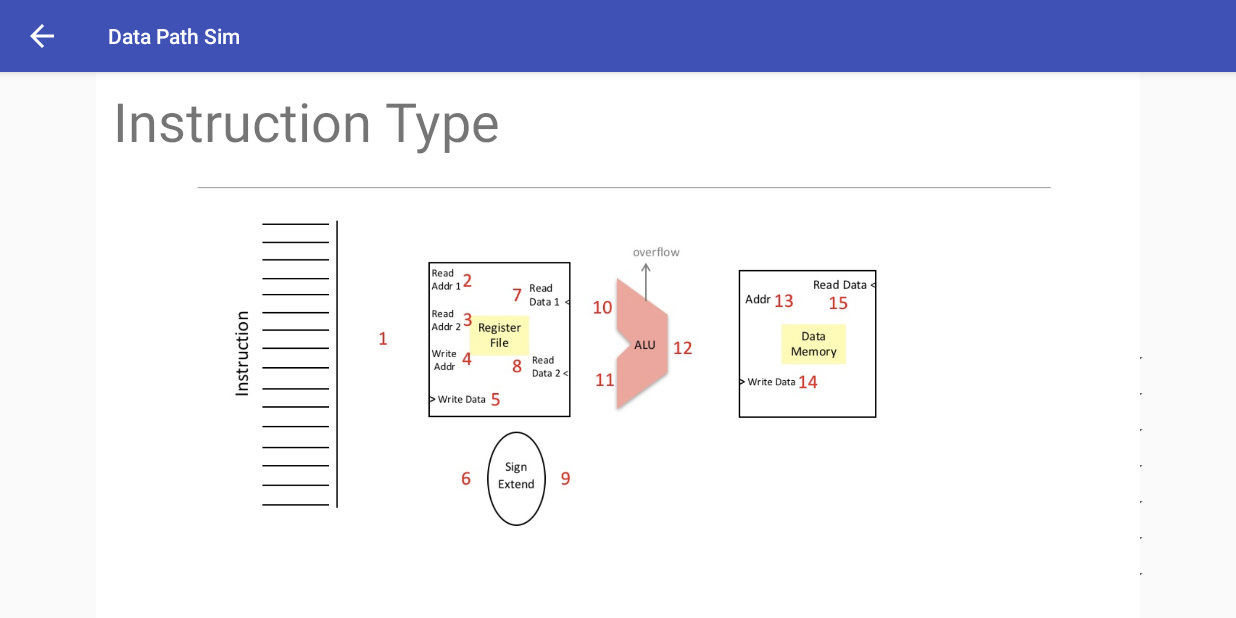
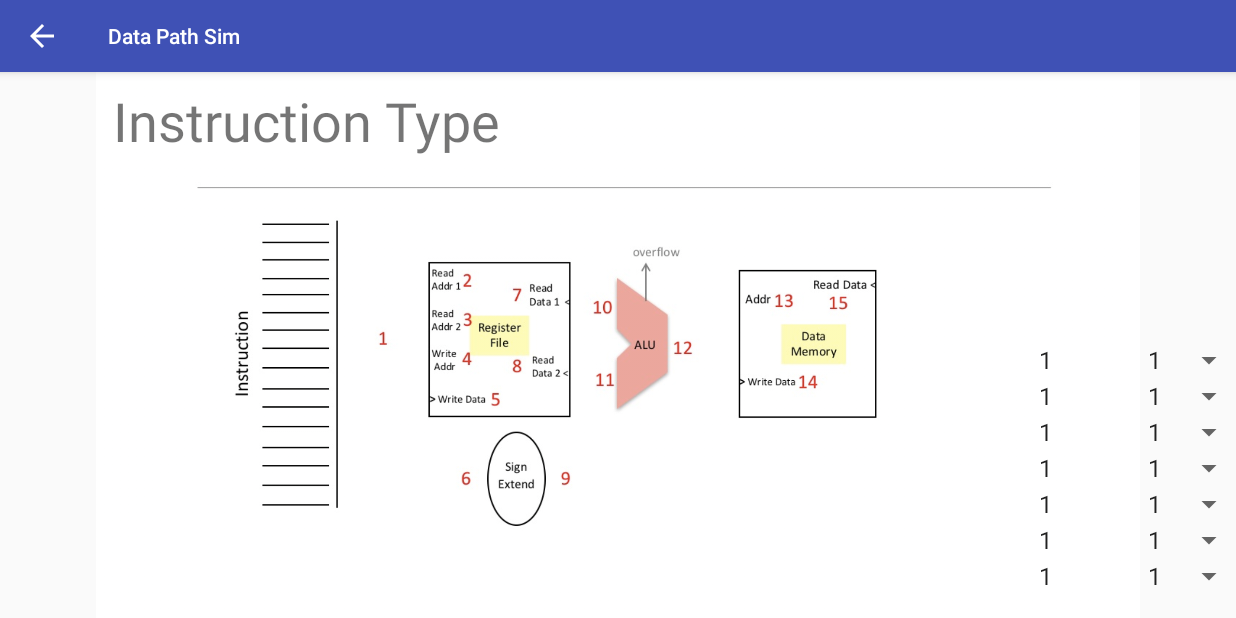
Before and after one commit to PenguinTamer/DataPathSimulator, an Android app: the Sim screen opened directly, with no data from a screen before it, on a phone screen of 824 x 412 dp (held sideways). Run offline under Robolectric (Android 15) with nearby library versions, the light colour scheme and no system bars.

Commit message:
Merge remote-tracking branch 'origin/master'
# Conflicts:
#	.idea/caches/build_file_checksums.ser
#	.idea/vcs.xml

```diff
--- a/app/src/main/res/layout/activity_sim.xml
+++ b/app/src/main/res/layout/activity_sim.xml
@@ -49,12 +49,16 @@
                     android:id="@+id/spinner19"
                     android:layout_width="match_parent"
                     android:layout_height="wrap_content"
+                    android:entries="@array/simQuestionChoices"
+                    android:prompt="@string/prompt1"
                     android:layout_weight="1" />
 
                 <Spinner
                     android:id="@+id/spinner20"
                     android:layout_width="match_parent"
                     android:layout_height="wrap_content"
+                    android:entries="@array/simQuestionChoices"
+                    android:prompt="@string/prompt2"
                     android:layout_weight="1" />
             </LinearLayout>
         </TableRow>
@@ -72,12 +76,16 @@
                     android:id="@+id/spinner17"
                     android:layout_width="match_parent"
                     android:layout_height="wrap_content"
+                    android:entries="@array/simQuestionChoices"
+                    android:prompt="@string/prompt1"
                     android:layout_weight="1" />
 
                 <Spinner
                     android:id="@+id/spinner18"
                     android:layout_width="match_parent"
                     android:layout_height="wrap_content"
+                    android:entries="@array/simQuestionChoices"
+                    android:prompt="@string/prompt2"
                     android:layout_weight="1" />
             </LinearLayout>
         </TableRow>
@@ -95,12 +103,16 @@
                     android:id="@+id/spinner15"
                     android:layout_width="match_parent"
                     android:layout_height="wrap_content"
+                    android:entries="@array/simQuestionChoices"
+                    android:prompt="@string/prompt1"
                     android:layout_weight="1" />
 
                 <Spinner
                     android:id="@+id/spinner16"
                     android:layout_width="match_parent"
                     android:layout_height="wrap_content"
+                    android:entries="@array/simQuestionChoices"
+                    android:prompt="@string/prompt2"
                     android:layout_weight="1" />
             </LinearLayout>
         </TableRow>
@@ -118,12 +130,16 @@
                     android:id="@+id/spinner13"
                     android:layout_width="match_parent"
                     android:layout_height="wrap_content"
+                    android:entries="@array/simQuestionChoices"
+                    android:prompt="@string/prompt1"
                     android:layout_weight="1" />
 
                 <Spinner
                     android:id="@+id/spinner14"
                     android:layout_width="match_parent"
                     android:layout_height="wrap_content"
+                    android:entries="@array/simQuestionChoices"
+                    android:prompt="@string/prompt2"
                     android:layout_weight="1" />
             </LinearLayout>
         </TableRow>
@@ -141,12 +157,16 @@
                     android:id="@+id/spinner7"
                     android:layout_width="match_parent"
                     android:layout_height="match_parent"
+                    android:entries="@array/simQuestionChoices"
+                    android:prompt="@string/prompt1"
                     android:layout_weight="1" />
 
                 <Spinner
                     android:id="@+id/spinner8"
                     android:layout_width="match_parent"
                     android:layout_height="match_parent"
+                    android:entries="@array/simQuestionChoices"
+                    android:prompt="@string/prompt2"
                     android:layout_weight="1" />
             </LinearLayout>
         </TableRow>
@@ -164,12 +184,16 @@
                     android:id="@+id/spinner11"
                     android:layout_width="match_parent"
                     android:layout_height="wrap_content"
+                    android:entries="@array/simQuestionChoices"
+                    android:prompt="@string/prompt1"
                     android:layout_weight="1" />
 
                 <Spinner
                     android:id="@+id/spinner12"
                     android:layout_width="match_parent"
                     android:layout_height="wrap_content"
+                    android:entries="@array/simQuestionChoices"
+                    android:prompt="@string/prompt2"
                     android:layout_weight="1" />
             </LinearLayout>
         </TableRow>
@@ -187,12 +211,16 @@
                     android:id="@+id/spinner9"
                     android:layout_width="match_parent"
                     android:layout_height="wrap_content"
+                    android:entries="@array/simQuestionChoices"
+                    android:prompt="@string/prompt1"
                     android:layout_weight="1" />
 
                 <Spinner
                     android:id="@+id/spinner10"
                     android:layout_width="match_parent"
                     android:layout_height="wrap_content"
+                    android:entries="@array/simQuestionChoices"
+                    android:prompt="@string/prompt2"
                     android:layout_weight="1" />
             </LinearLayout>
 
```
